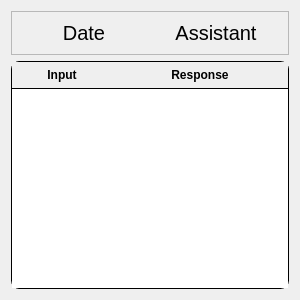
This is ui/src/history_item.ui in jcsq6/ai-tools as Qt 5 draws it before an edit. The edited form follows.
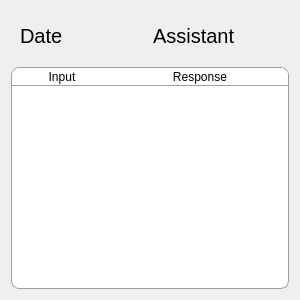
This is the edited form.

What changed in the file:
```diff
--- a/ui/src/history_item.ui
+++ b/ui/src/history_item.ui
@@ -47,13 +47,10 @@
       <string notr="true"/>
      </property>
      <property name="frameShape">
-      <enum>QFrame::Shape::StyledPanel</enum>
-     </property>
-     <property name="frameShadow">
-      <enum>QFrame::Shadow::Raised</enum>
+      <enum>QFrame::Shape::NoFrame</enum>
      </property>
      <layout class="QHBoxLayout" name="horizontalLayout">
-      <item alignment="Qt::AlignmentFlag::AlignVCenter">
+      <item>
        <widget class="QLabel" name="DateLabel">
         <property name="sizePolicy">
          <sizepolicy hsizetype="Preferred" vsizetype="Expanding">
@@ -75,12 +72,9 @@
         <property name="text">
          <string>Date</string>
         </property>
-        <property name="alignment">
-         <set>Qt::AlignmentFlag::AlignCenter</set>
-        </property>
        </widget>
       </item>
-      <item alignment="Qt::AlignmentFlag::AlignVCenter">
+      <item>
        <widget class="QLabel" name="AssistantLabel">
         <property name="sizePolicy">
          <sizepolicy hsizetype="Preferred" vsizetype="Expanding">
@@ -102,9 +96,6 @@
         <property name="text">
          <string>Assistant</string>
         </property>
-        <property name="alignment">
-         <set>Qt::AlignmentFlag::AlignCenter</set>
-        </property>
        </widget>
       </item>
      </layout>
@@ -114,30 +105,21 @@
     <widget class="QTableWidget" name="Messages">
      <property name="styleSheet">
       <string notr="true">QTableWidget {
-	border: 1px solid;
+	border: 1px solid palette(dark);
 	border-radius: 8px;
+	background-color: palette(base);
 }
 
-QHeaderView {
-    font-weight: bold;
-    border: none;
+QHeaderView, 
+QHeaderView::section:horizontal {
 	border-top-left-radius: 8px;
 	border-top-right-radius: 8px;
+	border: none;
+	background-color: palette(base);
 }
 
-QHeaderView::section:horizontal {
-    border: none;
-	padding: 4px;
-	border-bottom: 1px solid;
-	border-radius: 0;
-}
-
-QHeaderView::section:horizontal:first {
-    border-top-left-radius: 8px;
-}
-
-QHeaderView::section:horizontal:last {
-    border-top-right-radius: 8px;
+QHeaderView {
+		border-bottom: 1px solid palette(dark);
 }</string>
      </property>
      <property name="editTriggers">
```
Left out of the diff: 2 changed lines with no effect on the pictures.
